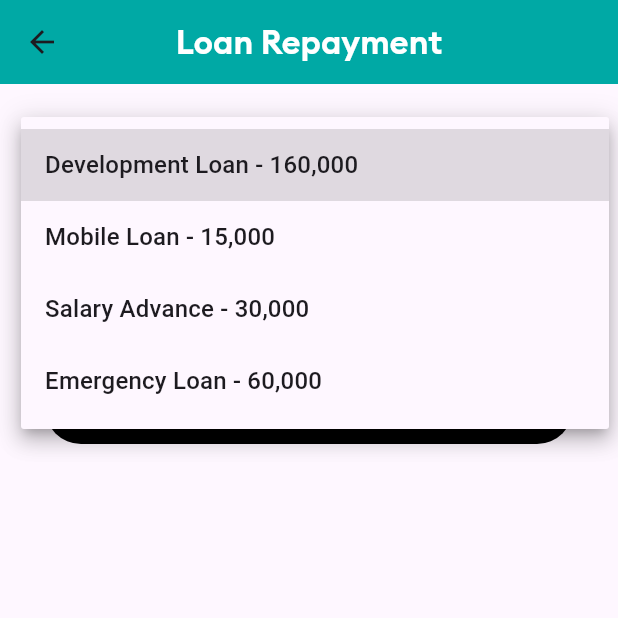
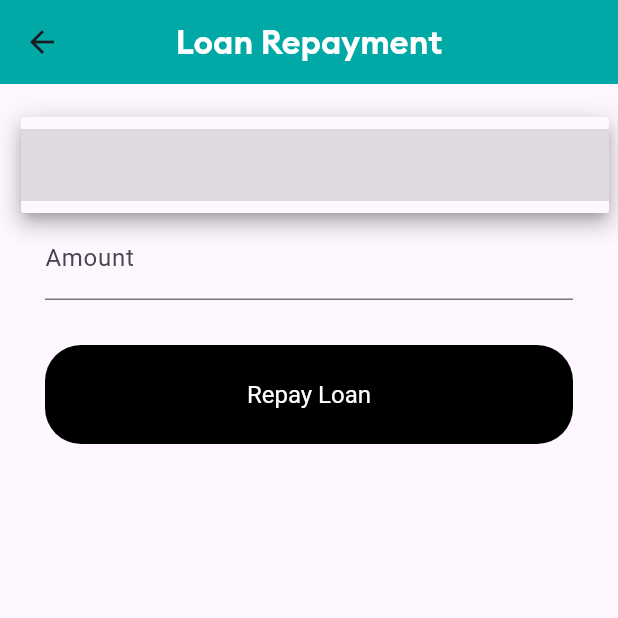
Before and after one commit to IanOdanga/united_women_sacco_mobile, a Flutter app: the LoanRepayment screen opened directly, after a tap on "Select Loan", on a phone screen of 412 x 824 dp, the top half of it. Run offline on Flutter 3.47's test engine with Material 2 defaults, Android fonts, the phone set to English and light mode, and no system bars; our stand-ins replace flutter_advanced_drawer, flutter_secure_storage, flutter_svg, fluttertoast, pin_code_fields, progress_dialog_null_safe and 3 more; missing offline and left inert: flutter_jailbreak_detection; accounts and stored records are empty; network calls fail; Roboto replaces fonts that are missing (ubuntu); project files that could hold a hidden picture were left out.

Commit message:
Initial commit

```diff
--- a/lib/screens/loans/loan_repayment_screen.dart
+++ b/lib/screens/loans/loan_repayment_screen.dart
@@ -22,7 +22,7 @@ class _LoanRepaymentState extends State<LoanRepayment> {
   int amount = 0;
   String? destAcc;
 
-  List<String> loanAccs = ["Development Loan - 160,000", "Mobile Loan - 15,000", "Salary Advance - 30,000", "Emergency Loan - 60,000"];
+  List<String> loanAccs = [""];
 
   @override
   Widget build(BuildContext context) {
```
